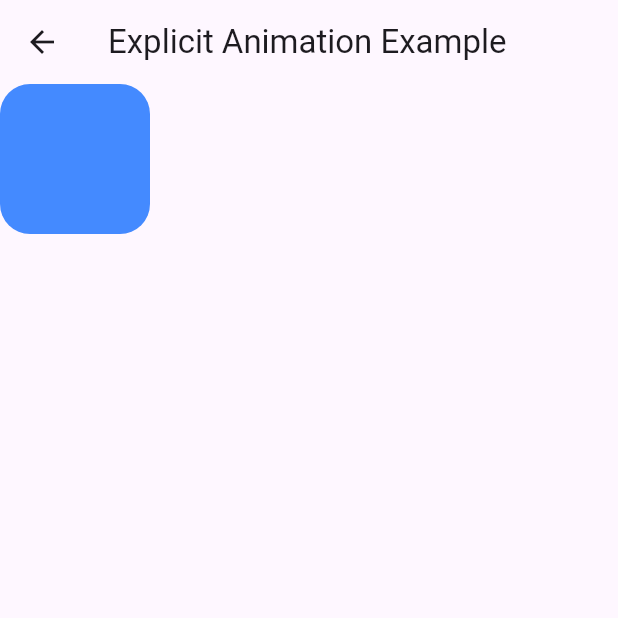
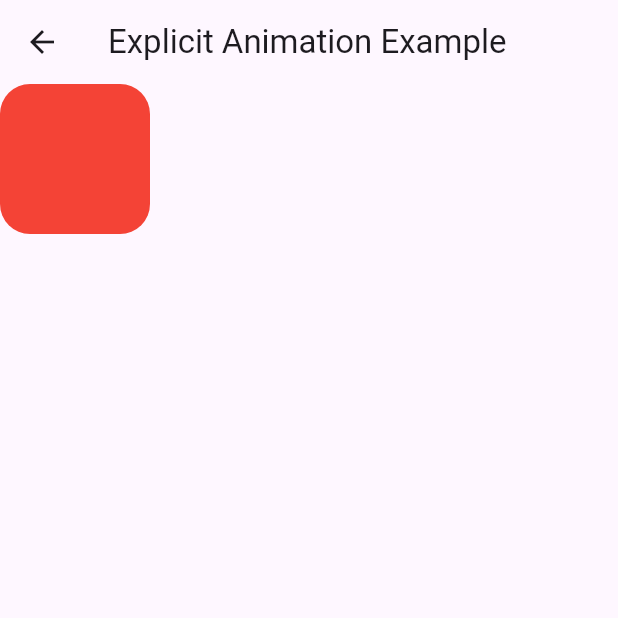
Before and after one commit to BishalAle121/RoadMap-Flutter, a Flutter app: the ExplicitAnimationScreen screen opened by its route, on a phone screen of 412 x 824 dp, the top half of it. Run offline on Flutter 3.47's test engine with Material 3 defaults, Android fonts, the phone set to English and light mode, and no system bars.

Commit message:
Draggable Box Color change from Blue to Red

```diff
--- a/animation/lib/view/explicitAnimation.dart
+++ b/animation/lib/view/explicitAnimation.dart
@@ -82,7 +82,7 @@ class _ExplicitAnimationScreenState extends State<ExplicitAnimationScreen> with
             height: 100,
             decoration: BoxDecoration(
               borderRadius: BorderRadius.circular(20),
-              color: Colors.blueAccent,
+              color: Colors.red,
             ),
           ),
         ),
```
